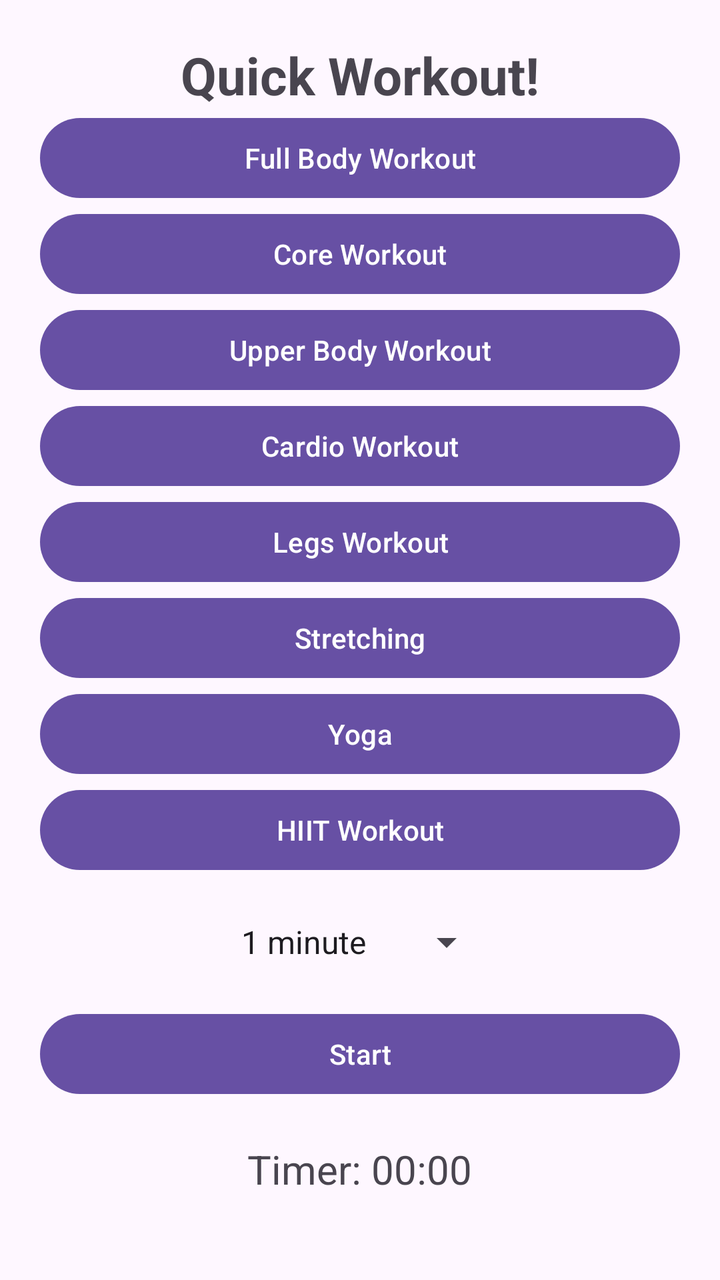
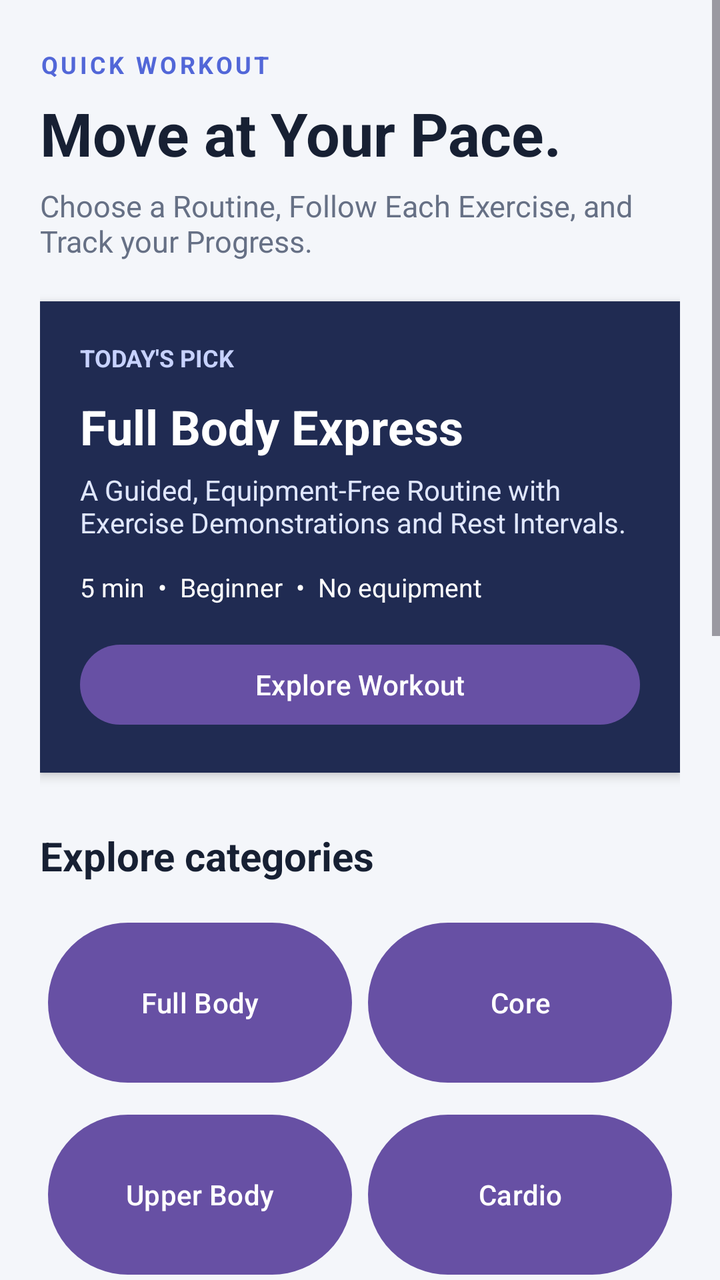

Two renders of the same Android screen: before a commit and after it. Below are the layout's source before the change and the commit's diff.
<!-- AndroidManifest.xml: application theme Theme.Basic -->
<!-- res/layout/activity_workout.xml -->
<LinearLayout xmlns:android="http://schemas.android.com/apk/res/android"
    android:layout_width="match_parent"
    android:layout_height="match_parent"
    android:orientation="vertical"
    android:padding="20dp"
    android:gravity="center">

    <TextView
        android:layout_width="wrap_content"
        android:layout_height="wrap_content"
        android:text="Quick Workout!"
        android:textSize="26sp"
        android:textStyle="bold" />

    <Button
        android:id="@+id/fullBodyWorkoutButton"
        android:layout_width="match_parent"
        android:layout_height="wrap_content"
        android:text="Full Body Workout" />

    <Button
        android:id="@+id/coreWorkoutButton"
        android:layout_width="match_parent"
        android:layout_height="wrap_content"
        android:text="Core Workout" />

    <Button
        android:id="@+id/upperBodyWorkoutButton"
        android:layout_width="match_parent"
        android:layout_height="wrap_content"
        android:text="Upper Body Workout" />

    <Button
        android:id="@+id/cardioWorkoutButton"
        android:layout_width="match_parent"
        android:layout_height="wrap_content"
        android:text="Cardio Workout" />

    <Button
        android:id="@+id/legsWorkoutButton"
        android:layout_width="match_parent"
        android:layout_height="wrap_content"
        android:text="Legs Workout"/>

    <Button
        android:id="@+id/stretchingWorkoutButton"
        android:layout_width="match_parent"
        android:layout_height="wrap_content"
        android:text="Stretching"/>

    <Button
        android:id="@+id/yogaWorkoutButton"
        android:layout_width="match_parent"
        android:layout_height="wrap_content"
        android:text="Yoga"/>

    <Button
        android:id="@+id/hiitWorkoutButton"
        android:layout_width="match_parent"
        android:layout_height="wrap_content"
        android:text="HIIT Workout"/>

    <Spinner
        android:id="@+id/timeSpinner"
        android:layout_width="wrap_content"
        android:layout_height="wrap_content"
        android:layout_marginTop="20dp"
        android:entries="@array/time_options" />

    <Button
        android:id="@+id/startStopButton"
        android:layout_width="match_parent"
        android:layout_height="wrap_content"
        android:text="Start"
        android:layout_marginTop="20dp" />

    <TextView
        android:id="@+id/timerTextView"
        android:layout_width="wrap_content"
        android:layout_height="wrap_content"
        android:text="Timer: 00:00"
        android:textSize="20sp"
        android:layout_marginTop="20dp" />

    <TextView
        android:id="@+id/selectedWorkoutTextView"
        android:layout_width="wrap_content"
        android:layout_height="wrap_content"
        android:text="Selected Workout: None"
        android:textSize="20sp"
        android:layout_marginBottom="20dp" />

</LinearLayout>
<!-- resources referenced by this layout -->
<resources>
  <string-array name="time_options">
          <item>1 minute</item>
          <item>2 minutes</item>
          <item>5 minutes</item>
      </string-array>
  <style name="Theme.Basic" parent="Base.Theme.Basic" />
  <style name="Base.Theme.Basic" parent="Theme.Material3.DayNight.NoActionBar">
          
          
      </style>
</resources>

<!-- the commit's change to res/layout/activity_workout.xml (unified diff, before → after) -->
@@ -1,93 +1,342 @@
-<LinearLayout xmlns:android="http://schemas.android.com/apk/res/android"
+<?xml version="1.0" encoding="utf-8"?>
+<ScrollView xmlns:android="http://schemas.android.com/apk/res/android"
     android:layout_width="match_parent"
     android:layout_height="match_parent"
-    android:orientation="vertical"
-    android:padding="20dp"
-    android:gravity="center">
-
-    <TextView
-        android:layout_width="wrap_content"
-        android:layout_height="wrap_content"
-        android:text="Quick Workout!"
-        android:textSize="26sp"
-        android:textStyle="bold" />
-
-    <Button
-        android:id="@+id/fullBodyWorkoutButton"
+    android:background="#F4F6FA"
+    android:fillViewport="true"
+    android:clipToPadding="false">
+
+    <LinearLayout
         android:layout_width="match_parent"
         android:layout_height="wrap_content"
-        android:text="Full Body Workout" />
-
-    <Button
-        android:id="@+id/coreWorkoutButton"
-        android:layout_width="match_parent"
-        android:layout_height="wrap_content"
-        android:text="Core Workout" />
-
-    <Button
-        android:id="@+id/upperBodyWorkoutButton"
-        android:layout_width="match_parent"
-        android:layout_height="wrap_content"
-        android:text="Upper Body Workout" />
-
-    <Button
-        android:id="@+id/cardioWorkoutButton"
-        android:layout_width="match_parent"
-        android:layout_height="wrap_content"
-        android:text="Cardio Workout" />
-
-    <Button
-        android:id="@+id/legsWorkoutButton"
-        android:layout_width="match_parent"
-        android:layout_height="wrap_content"
-        android:text="Legs Workout"/>
-
-    <Button
-        android:id="@+id/stretchingWorkoutButton"
-        android:layout_width="match_parent"
-        android:layout_height="wrap_content"
-        android:text="Stretching"/>
-
-    <Button
-        android:id="@+id/yogaWorkoutButton"
-        android:layout_width="match_parent"
-        android:layout_height="wrap_content"
-        android:text="Yoga"/>
-
-    <Button
-        android:id="@+id/hiitWorkoutButton"
-        android:layout_width="match_parent"
-        android:layout_height="wrap_content"
-        android:text="HIIT Workout"/>
-
-    <Spinner
-        android:id="@+id/timeSpinner"
-        android:layout_width="wrap_content"
-        android:layout_height="wrap_content"
-        android:layout_marginTop="20dp"
-        android:entries="@array/time_options" />
-
-    <Button
-        android:id="@+id/startStopButton"
-        android:layout_width="match_parent"
-        android:layout_height="wrap_content"
-        android:text="Start"
-        android:layout_marginTop="20dp" />
-
-    <TextView
-        android:id="@+id/timerTextView"
-        android:layout_width="wrap_content"
-        android:layout_height="wrap_content"
-        android:text="Timer: 00:00"
-        android:textSize="20sp"
-        android:layout_marginTop="20dp" />
-
-    <TextView
-        android:id="@+id/selectedWorkoutTextView"
-        android:layout_width="wrap_content"
-        android:layout_height="wrap_content"
-        android:text="Selected Workout: None"
-        android:textSize="20sp"
-        android:layout_marginBottom="20dp" />
-
-</LinearLayout>
+        android:orientation="vertical"
+        android:paddingStart="20dp"
+        android:paddingEnd="20dp"
+        android:paddingTop="24dp"
+        android:paddingBottom="28dp">
+
+        
+        <TextView
+            android:layout_width="wrap_content"
+            android:layout_height="wrap_content"
+            android:text="QUICK WORKOUT"
+            android:textColor="#5267D8"
+            android:textSize="12sp"
+            android:textStyle="bold"
+            android:letterSpacing="0.12" />
+
+        <TextView
+            android:layout_width="match_parent"
+            android:layout_height="wrap_content"
+            android:layout_marginTop="6dp"
+            android:text="Move at Your Pace."
+            android:textColor="#172033"
+            android:textSize="30sp"
+            android:textStyle="bold" />
+
+        <TextView
+            android:layout_width="match_parent"
+            android:layout_height="wrap_content"
+            android:layout_marginTop="6dp"
+            android:layout_marginBottom="20dp"
+            android:text="Choose a Routine, Follow Each Exercise, and Track your Progress."
+            android:textColor="#667085"
+            android:textSize="15sp" />
+
+        
+        <LinearLayout
+            android:layout_width="match_parent"
+            android:layout_height="wrap_content"
+            android:orientation="vertical"
+            android:padding="20dp"
+            android:background="#202B52"
+            android:elevation="3dp">
+
+            <TextView
+                android:layout_width="wrap_content"
+                android:layout_height="wrap_content"
+                android:text="TODAY'S PICK"
+                android:textColor="#C7D2FE"
+                android:textSize="12sp"
+                android:textStyle="bold" />
+
+            <TextView
+                android:layout_width="match_parent"
+                android:layout_height="wrap_content"
+                android:layout_marginTop="10dp"
+                android:text="Full Body Express"
+                android:textColor="#FFFFFF"
+                android:textSize="24sp"
+                android:textStyle="bold" />
+
+            <TextView
+                android:layout_width="match_parent"
+                android:layout_height="wrap_content"
+                android:layout_marginTop="6dp"
+                android:text="A Guided, Equipment-Free Routine with Exercise Demonstrations and Rest Intervals."
+                android:textColor="#E0E7FF"
+                android:textSize="14sp" />
+
+            <TextView
+                android:id="@+id/featuredWorkoutMeta"
+                android:layout_width="match_parent"
+                android:layout_height="wrap_content"
+                android:layout_marginTop="14dp"
+                android:text="5 min  •  Beginner  •  No equipment"
+                android:textColor="#FFFFFF"
+                android:textSize="13sp" />
+
+            <Button
+                android:id="@+id/featuredWorkoutButton"
+                android:layout_width="match_parent"
+                android:layout_height="wrap_content"
+                android:layout_marginTop="16dp"
+                android:text="Explore Workout"
+                android:textAllCaps="false"
+                android:minHeight="48dp" />
+        </LinearLayout>
+
+        
+        <TextView
+            android:layout_width="match_parent"
+            android:layout_height="wrap_content"
+            android:layout_marginTop="28dp"
+            android:layout_marginBottom="12dp"
+            android:text="Explore categories"
+            android:textColor="#172033"
+            android:textSize="20sp"
+            android:textStyle="bold" />
+
+        <GridLayout
+            android:layout_width="match_parent"
+            android:layout_height="wrap_content"
+            android:columnCount="2"
+            android:useDefaultMargins="true"
+            android:alignmentMode="alignMargins">
+
+            <Button
+                android:id="@+id/fullBodyWorkoutButton"
+                android:layout_width="0dp"
+                android:layout_height="88dp"
+                android:layout_columnWeight="1"
+                android:text="Full Body"
+                android:textAllCaps="false" />
+
+            <Button
+                android:id="@+id/coreWorkoutButton"
+                android:layout_width="0dp"
+                android:layout_height="88dp"
+                android:layout_columnWeight="1"
+                android:text="Core"
+                android:textAllCaps="false" />
+
+            <Button
+                android:id="@+id/upperBodyWorkoutButton"
+                android:layout_width="0dp"
+                android:layout_height="88dp"
+                android:layout_columnWeight="1"
+                android:text="Upper Body"
+                android:textAllCaps="false" />
+
+            <Button
+                android:id="@+id/cardioWorkoutButton"
+                android:layout_width="0dp"
+                android:layout_height="88dp"
+                android:layout_columnWeight="1"
+                android:text="Cardio"
+                android:textAllCaps="false" />
+
+            <Button
+                android:id="@+id/legsWorkoutButton"
+                android:layout_width="0dp"
+                android:layout_height="88dp"
+                android:layout_columnWeight="1"
+                android:text="Legs"
+                android:textAllCaps="false" />
+
+            <Button
+                android:id="@+id/stretchingWorkoutButton"
+                android:layout_width="0dp"
+                android:layout_height="88dp"
+                android:layout_columnWeight="1"
+                android:text="Stretching"
+                android:textAllCaps="false" />
+
+            <Button
+                android:id="@+id/yogaWorkoutButton"
+                android:layout_width="0dp"
+                android:layout_height="88dp"
+                android:layout_columnWeight="1"
+                android:text="Yoga"
+                android:textAllCaps="false" />
+
+            <Button
+                android:id="@+id/hiitWorkoutButton"
+                android:layout_width="0dp"
+                android:layout_height="88dp"
+                android:layout_columnWeight="1"
+                android:text="HIIT"
+                android:textAllCaps="false" />
+        </GridLayout>
+
+        
+        <LinearLayout
+            android:id="@+id/customWorkoutCard"
+            android:layout_width="match_parent"
+            android:layout_height="wrap_content"
+            android:layout_marginTop="18dp"
+            android:orientation="vertical"
+            android:padding="18dp"
+            android:background="#FFFFFF"
+            android:elevation="2dp"
+            android:clickable="true"
+            android:focusable="true">
+
+            <TextView
+                android:layout_width="match_parent"
+                android:layout_height="wrap_content"
+                android:text="+  Create your own workout"
+                android:textColor="#172033"
+                android:textSize="17sp"
+                android:textStyle="bold" />
+
+            <TextView
+                android:layout_width="match_parent"
+                android:layout_height="wrap_content"
+                android:layout_marginTop="6dp"
+                android:text="Choose exercises, set durations and rest periods, and save your routine."
+                android:textColor="#667085"
+                android:textSize="14sp" />
+        </LinearLayout>
+
+        
+        <LinearLayout
+            android:id="@+id/workoutHistoryCard"
+            android:layout_width="match_parent"
+            android:layout_height="wrap_content"
+            android:layout_marginTop="18dp"
+            android:orientation="horizontal"
+            android:gravity="center_vertical"
+            android:padding="18dp"
+            android:background="#FFFFFF"
+            android:elevation="2dp"
+            android:clickable="true"
+            android:focusable="true">
+
+            <LinearLayout
+                android:layout_width="0dp"
+                android:layout_height="wrap_content"
+                android:layout_weight="1"
+                android:orientation="vertical">
+
+                <TextView
+                    android:layout_width="match_parent"
+                    android:layout_height="wrap_content"
+                    android:text="Workout History"
+                    android:textColor="#172033"
+                    android:textSize="17sp"
+                    android:textStyle="bold" />
+
+                <TextView
+                    android:layout_width="match_parent"
+                    android:layout_height="wrap_content"
+                    android:layout_marginTop="5dp"
+                    android:text="Review your completed sessions and active time."
+                    android:textColor="#667085"
+                    android:textSize="14sp" />
+            </LinearLayout>
+
+            <TextView
+                android:layout_width="wrap_content"
+                android:layout_height="wrap_content"
+                android:text="View  ›"
+                android:textColor="#5267D8"
+                android:textSize="14sp"
+                android:textStyle="bold" />
+
+        </LinearLayout>
+
+        
+        <TextView
+            android:layout_width="match_parent"
+            android:layout_height="wrap_content"
+            android:layout_marginTop="28dp"
+            android:layout_marginBottom="12dp"
+            android:text="Your activity"
+            android:textColor="#172033"
+            android:textSize="20sp"
+            android:textStyle="bold" />
+
+        <LinearLayout
+            android:layout_width="match_parent"
+            android:layout_height="wrap_content"
+            android:orientation="horizontal"
+            android:weightSum="2">
+
+            <LinearLayout
+                android:layout_width="0dp"
+                android:layout_height="wrap_content"
+                android:layout_weight="1"
+                android:layout_marginEnd="6dp"
+                android:padding="16dp"
+                android:orientation="vertical"
+                android:background="#FFFFFF"
+                android:elevation="2dp">
+
+                <TextView
+                    android:layout_width="match_parent"
+                    android:layout_height="wrap_content"
+                    android:text="Completed workouts"
+                    android:textColor="#667085"
+                    android:textSize="12sp" />
+
+                <TextView
+                    android:id="@+id/totalWorkoutsText"
+                    android:layout_width="match_parent"
+                    android:layout_height="wrap_content"
+                    android:layout_marginTop="8dp"
+                    android:text="0"
+                    android:textColor="#172033"
+                    android:textSize="26sp"
+                    android:textStyle="bold" />
+            </LinearLayout>
+
+            <LinearLayout
+                android:layout_width="0dp"
+                android:layout_height="wrap_content"
+                android:layout_weight="1"
+                android:layout_marginStart="6dp"
+                android:padding="16dp"
+                android:orientation="vertical"
+                android:background="#FFFFFF"
+                android:elevation="2dp">
+
+                <TextView
+                    android:layout_width="match_parent"
+                    android:layout_height="wrap_content"
+                    android:text="Current streak"
+                    android:textColor="#667085"
+                    android:textSize="12sp" />
+
+                <TextView
+                    android:id="@+id/workoutStreakText"
+                    android:layout_width="match_parent"
+                    android:layout_height="wrap_content"
+                    android:layout_marginTop="8dp"
+                    android:text="0 days"
+                    android:textColor="#172033"
+                    android:textSize="26sp"
+                    android:textStyle="bold" />
+            </LinearLayout>
+        </LinearLayout>
+
+        <TextView
+            android:id="@+id/lastWorkoutText"
+            android:layout_width="match_parent"
+            android:layout_height="wrap_content"
+            android:layout_marginTop="12dp"
+            android:text="Your latest workout will appear here."
+            android:textColor="#667085"
+            android:textSize="13sp" />
+    </LinearLayout>
+</ScrollView>
<!-- resource entries referenced after the edit -->
@@ -1,10 +1,5 @@
 <!-- resources referenced by this layout -->
 <resources>
-  <string-array name="time_options">
-          <item>1 minute</item>
-          <item>2 minutes</item>
-          <item>5 minutes</item>
-      </string-array>
   <style name="Theme.Basic" parent="Base.Theme.Basic" />
   <style name="Base.Theme.Basic" parent="Theme.Material3.DayNight.NoActionBar">
           
